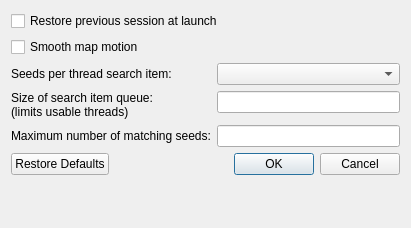
Above: configdialog.ui from Cubitect/cubiomes-viewer before the change. Below: the same form after it.
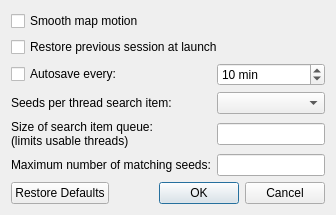
That is the form after the change. Icons and pictures are not drawn.

Commit message: Redesigned UI for search tab + moved settings storage 1) sections are now collapsable 2) merged conditions list, 48-bit list was 'replaced' by seed generator 3) added section for 48-bit seed generator: 3a) offers advanced controls 3b) better indication of how the search is managed 3c) includes basic preview of search space size 4) all settings in search-tab are saved in the 'session' 5) added cyclic autosave option for session data 6) session and protobase files moved to system provided config directory 7) config path changed - settings will be created anew

The edit to the form file:
```diff
--- a/configdialog.ui
+++ b/configdialog.ui
@@ -2,14 +2,6 @@
 <ui version="4.0">
  <class>ConfigDialog</class>
  <widget class="QDialog" name="ConfigDialog">
-  <property name="geometry">
-   <rect>
-    <x>0</x>
-    <y>0</y>
-    <width>411</width>
-    <height>228</height>
-   </rect>
-  </property>
   <property name="windowTitle">
    <string>Preferences</string>
   </property>
@@ -17,56 +9,15 @@
    <iconset resource="icons.qrc">
     <normaloff>:/icons/map.png</normaloff>:/icons/map.png</iconset>
   </property>
-  <layout class="QFormLayout" name="formLayout">
-   <item row="4" column="0" colspan="2">
-    <widget class="QCheckBox" name="checkRestore">
-     <property name="text">
-      <string>Restore previous session at launch</string>
-     </property>
-    </widget>
-   </item>
-   <item row="5" column="0" colspan="2">
-    <widget class="QCheckBox" name="checkSmooth">
-     <property name="toolTip">
-      <string>Simulate innertia for the map view</string>
-     </property>
-     <property name="text">
-      <string>Smooth map motion</string>
-     </property>
-    </widget>
-   </item>
-   <item row="6" column="0">
-    <widget class="QLabel" name="label">
-     <property name="text">
-      <string>Seeds per thread search item:</string>
-     </property>
-    </widget>
-   </item>
-   <item row="6" column="1">
-    <widget class="QComboBox" name="cboxItemSize"/>
-   </item>
-   <item row="8" column="0">
-    <widget class="QLabel" name="label_2">
-     <property name="text">
-      <string>Size of search item queue:
-(limits usable threads)</string>
-     </property>
-    </widget>
-   </item>
-   <item row="8" column="1">
-    <widget class="QLineEdit" name="lineQueueSize"/>
-   </item>
-   <item row="9" column="0">
+  <layout class="QGridLayout" name="gridLayout">
+   <item row="7" column="0">
     <widget class="QLabel" name="label_3">
      <property name="text">
       <string>Maximum number of matching seeds:</string>
      </property>
     </widget>
    </item>
-   <item row="9" column="1">
-    <widget class="QLineEdit" name="lineMatching"/>
-   </item>
-   <item row="12" column="0" colspan="2">
+   <item row="8" column="0" colspan="2">
     <widget class="QDialogButtonBox" name="buttonBox">
      <property name="orientation">
       <enum>Qt::Horizontal</enum>
@@ -76,6 +27,70 @@
      </property>
     </widget>
    </item>
+   <item row="6" column="0">
+    <widget class="QLabel" name="label_2">
+     <property name="text">
+      <string>Size of search item queue:
+(limits usable threads)</string>
+     </property>
+    </widget>
+   </item>
+   <item row="5" column="0">
+    <widget class="QLabel" name="label">
+     <property name="text">
+      <string>Seeds per thread search item:</string>
+     </property>
+    </widget>
+   </item>
+   <item row="2" column="0" colspan="2">
+    <widget class="QCheckBox" name="checkSmooth">
+     <property name="toolTip">
+      <string>Simulate innertia for the map view</string>
+     </property>
+     <property name="text">
+      <string>Smooth map motion</string>
+     </property>
+    </widget>
+   </item>
+   <item row="6" column="1">
+    <widget class="QLineEdit" name="lineQueueSize"/>
+   </item>
+   <item row="3" column="0" colspan="2">
+    <widget class="QCheckBox" name="checkRestore">
+     <property name="text">
+      <string>Restore previous session at launch</string>
+     </property>
+    </widget>
+   </item>
+   <item row="5" column="1">
+    <widget class="QComboBox" name="cboxItemSize"/>
+   </item>
+   <item row="7" column="1">
+    <widget class="QLineEdit" name="lineMatching"/>
+   </item>
+   <item row="4" column="0">
+    <widget class="QCheckBox" name="checkAutosave">
+     <property name="text">
+      <string>Autosave every:</string>
+     </property>
+    </widget>
+   </item>
+   <item row="4" column="1">
+    <widget class="QSpinBox" name="spinAutosave">
+     <property name="suffix">
+      <string> min</string>
+     </property>
+     <property name="minimum">
+      <number>1</number>
+     </property>
+     <property name="maximum">
+      <number>120</number>
+     </property>
+     <property name="value">
+      <number>10</number>
+     </property>
+    </widget>
+   </item>
   </layout>
  </widget>
  <resources>
```
The commit also changes 39 other files.
